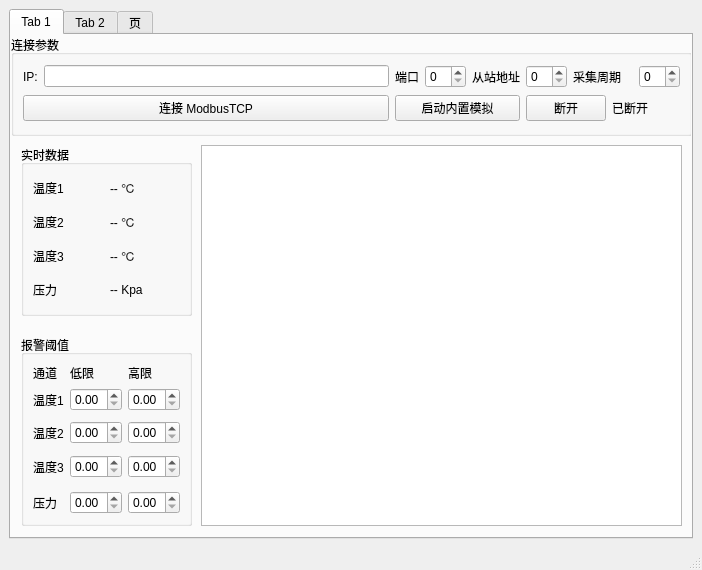
Kxq-xl/IEMonitor2.0, file mainwindow.ui: the form before one commit.
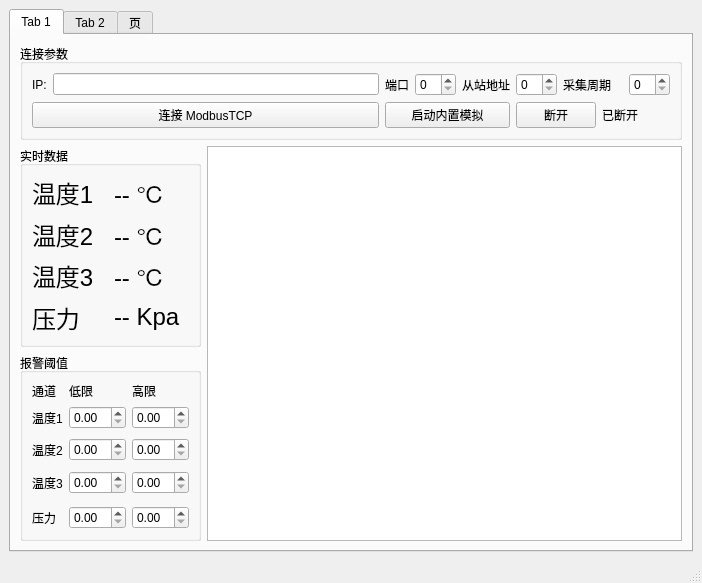
The form after the commit. Custom widgets are drawn as their Qt base class.

Commit message: 将阈值上限下限解除限制，将整体布局进行了修改，设置温度 label 的字体大小，设置了默认窗口大小，笑脸工业设备数据监控上位机1.0 完结。

The edit to the form file:
```diff
--- a/mainwindow.ui
+++ b/mainwindow.ui
@@ -24,49 +24,15 @@
        <attribute name="title">
         <string>Tab 1</string>
        </attribute>
+       <layout class="QHBoxLayout" name="horizontalLayout_3">
+        <item>
+         <layout class="QGridLayout" name="gridLayout" rowstretch="0,1,0" columnstretch="1,4">
+          <item row="0" column="0" colspan="2">
        <widget class="QGroupBox" name="conParaGBox">
-        <property name="geometry">
-         <rect>
-          <x>0</x>
-          <y>0</y>
-          <width>681</width>
-          <height>101</height>
-         </rect>
-        </property>
         <property name="title">
          <string>连接参数</string>
         </property>
-        <layout class="QGridLayout" name="gridLayout">
-         <item row="0" column="0">
-          <widget class="QLabel" name="label_IP">
-           <property name="text">
-            <string>IP:</string>
-           </property>
-          </widget>
-         </item>
-         <item row="0" column="1">
-          <widget class="QLineEdit" name="ipLine"/>
-         </item>
-         <item row="0" column="2">
-          <widget class="QLabel" name="label_Port">
-           <property name="text">
-            <string>端口</string>
-           </property>
-          </widget>
-         </item>
-         <item row="0" column="3">
-          <widget class="QSpinBox" name="spinPort"/>
-         </item>
-         <item row="0" column="4">
-          <widget class="QLabel" name="label_Addr">
-           <property name="text">
-            <string>从站地址</string>
-           </property>
-          </widget>
-         </item>
-         <item row="0" column="5">
-          <widget class="QSpinBox" name="spinSlaveAddr"/>
-         </item>
+            <layout class="QGridLayout" name="gridLayout_8">
          <item row="0" column="6" colspan="2">
           <widget class="QLabel" name="label_Cycle">
            <property name="text">
@@ -74,20 +40,10 @@
            </property>
           </widget>
          </item>
-         <item row="0" column="8">
-          <widget class="QSpinBox" name="spinInterval"/>
-         </item>
-         <item row="1" column="0" colspan="2">
-          <widget class="QPushButton" name="conTcp">
+             <item row="0" column="4">
+              <widget class="QLabel" name="label_Addr">
            <property name="text">
-            <string>连接 ModbusTCP</string>
-           </property>
-          </widget>
-         </item>
-         <item row="1" column="2" colspan="3">
-          <widget class="QPushButton" name="pushButton">
-           <property name="text">
-            <string>启动内置模拟</string>
+                <string>从站地址</string>
            </property>
           </widget>
          </item>
@@ -98,6 +54,9 @@
            </property>
           </widget>
          </item>
+             <item row="0" column="1">
+              <widget class="QLineEdit" name="ipLine"/>
+             </item>
          <item row="1" column="7" colspan="2">
           <widget class="QLabel" name="label_IsCon">
            <property name="text">
@@ -105,88 +64,116 @@
            </property>
           </widget>
          </item>
-        </layout>
-       </widget>
+             <item row="0" column="2">
+              <widget class="QLabel" name="label_Port">
+               <property name="text">
+                <string>端口</string>
+               </property>
+              </widget>
+             </item>
+             <item row="1" column="0" colspan="2">
+              <widget class="QPushButton" name="conTcp">
+               <property name="text">
+                <string>连接 ModbusTCP</string>
+               </property>
+              </widget>
+             </item>
+             <item row="0" column="0">
+              <widget class="QLabel" name="label_IP">
+               <property name="text">
+                <string>IP:</string>
+               </property>
+              </widget>
+             </item>
+             <item row="0" column="8">
+              <widget class="QSpinBox" name="spinInterval"/>
+             </item>
+             <item row="1" column="2" colspan="3">
+              <widget class="QPushButton" name="pushButton">
+               <property name="text">
+                <string>启动内置模拟</string>
+               </property>
+              </widget>
+             </item>
+             <item row="0" column="5">
+              <widget class="QSpinBox" name="spinSlaveAddr"/>
+             </item>
+             <item row="0" column="3">
+              <widget class="QSpinBox" name="spinPort"/>
+             </item>
+            </layout>
+           </widget>
+          </item>
+          <item row="1" column="0">
        <widget class="QGroupBox" name="dataGBox">
-        <property name="geometry">
-         <rect>
-          <x>10</x>
-          <y>110</y>
-          <width>171</width>
-          <height>171</height>
-         </rect>
-        </property>
         <property name="title">
          <string>实时数据</string>
         </property>
-        <layout class="QGridLayout" name="gridLayout_2">
+            <layout class="QGridLayout" name="gridLayout_2" rowminimumheight="0,0,0,0">
          <item row="0" column="0">
           <widget class="QLabel" name="label_1">
            <property name="text">
-            <string>温度1</string>
-           </property>
-          </widget>
-         </item>
-         <item row="0" column="1">
-          <widget class="QLabel" name="temp1">
-           <property name="text">
-            <string>-- ℃</string>
+                <string>&lt;html&gt;&lt;head/&gt;&lt;body&gt;&lt;p&gt;&lt;span style=&quot; font-size:18pt;&quot;&gt;温度1&lt;/span&gt;&lt;/p&gt;&lt;/body&gt;&lt;/html&gt;</string>
            </property>
           </widget>
          </item>
          <item row="1" column="0">
           <widget class="QLabel" name="label_2">
            <property name="text">
-            <string>温度2</string>
+                <string>&lt;html&gt;&lt;head/&gt;&lt;body&gt;&lt;p&gt;&lt;span style=&quot; font-size:18pt;&quot;&gt;温度2&lt;/span&gt;&lt;/p&gt;&lt;/body&gt;&lt;/html&gt;</string>
            </property>
           </widget>
          </item>
          <item row="1" column="1">
           <widget class="QLabel" name="temp2">
            <property name="text">
-            <string>-- ℃</string>
+                <string>&lt;html&gt;&lt;head/&gt;&lt;body&gt;&lt;p&gt;&lt;span style=&quot; font-size:18pt;&quot;&gt;-- ℃&lt;/span&gt;&lt;/p&gt;&lt;/body&gt;&lt;/html&gt;</string>
            </property>
           </widget>
          </item>
          <item row="2" column="0">
           <widget class="QLabel" name="label_3">
            <property name="text">
-            <string>温度3</string>
+                <string>&lt;html&gt;&lt;head/&gt;&lt;body&gt;&lt;p&gt;&lt;span style=&quot; font-size:18pt;&quot;&gt;温度3&lt;/span&gt;&lt;/p&gt;&lt;/body&gt;&lt;/html&gt;</string>
            </property>
           </widget>
          </item>
          <item row="2" column="1">
           <widget class="QLabel" name="temp3">
            <property name="text">
-            <string>-- ℃</string>
+                <string>&lt;html&gt;&lt;head/&gt;&lt;body&gt;&lt;p&gt;&lt;span style=&quot; font-size:18pt;&quot;&gt;-- ℃&lt;/span&gt;&lt;/p&gt;&lt;/body&gt;&lt;/html&gt;</string>
            </property>
           </widget>
          </item>
          <item row="3" column="0">
           <widget class="QLabel" name="label_4">
            <property name="text">
-            <string>压力</string>
+                <string>&lt;html&gt;&lt;head/&gt;&lt;body&gt;&lt;p&gt;&lt;span style=&quot; font-size:18pt;&quot;&gt;压力&lt;/span&gt;&lt;/p&gt;&lt;/body&gt;&lt;/html&gt;</string>
            </property>
           </widget>
          </item>
          <item row="3" column="1">
           <widget class="QLabel" name="pressure">
            <property name="text">
-            <string>-- Kpa</string>
+                <string>&lt;html&gt;&lt;head/&gt;&lt;body&gt;&lt;p&gt;&lt;span style=&quot; font-size:18pt;&quot;&gt;-- Kpa&lt;/span&gt;&lt;/p&gt;&lt;/body&gt;&lt;/html&gt;</string>
+               </property>
+              </widget>
+             </item>
+             <item row="0" column="1">
+              <widget class="QLabel" name="temp1">
+               <property name="text">
+                <string>&lt;html&gt;&lt;head/&gt;&lt;body&gt;&lt;p&gt;&lt;span style=&quot; font-size:18pt;&quot;&gt;-- ℃&lt;/span&gt;&lt;/p&gt;&lt;/body&gt;&lt;/html&gt;</string>
            </property>
           </widget>
          </item>
         </layout>
        </widget>
+          </item>
+          <item row="1" column="1" rowspan="2">
+           <widget class="QChartView" name="graphicsView"/>
+          </item>
+          <item row="2" column="0">
        <widget class="QGroupBox" name="alarmGBox">
-        <property name="geometry">
-         <rect>
-          <x>10</x>
-          <y>300</y>
-          <width>171</width>
-          <height>191</height>
-         </rect>
-        </property>
         <property name="title">
          <string>报警阈值</string>
         </property>
@@ -266,16 +253,10 @@
          </item>
         </layout>
        </widget>
-       <widget class="QChartView" name="graphicsView">
-        <property name="geometry">
-         <rect>
-          <x>190</x>
-          <y>110</y>
-          <width>481</width>
-          <height>381</height>
-         </rect>
-        </property>
-       </widget>
+          </item>
+         </layout>
+        </item>
+       </layout>
       </widget>
       <widget class="QWidget" name="historyPage">
        <attribute name="title">
```
Lines whose indentation alone changed are shown as unchanged. The commit also changes 1 other file.
